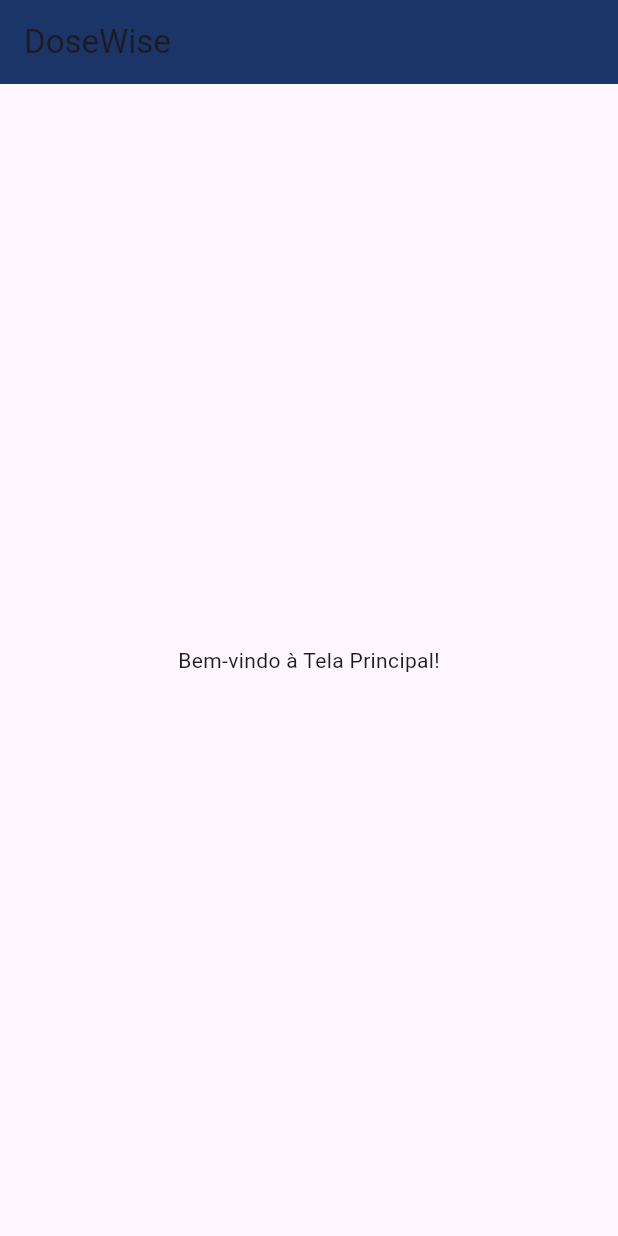
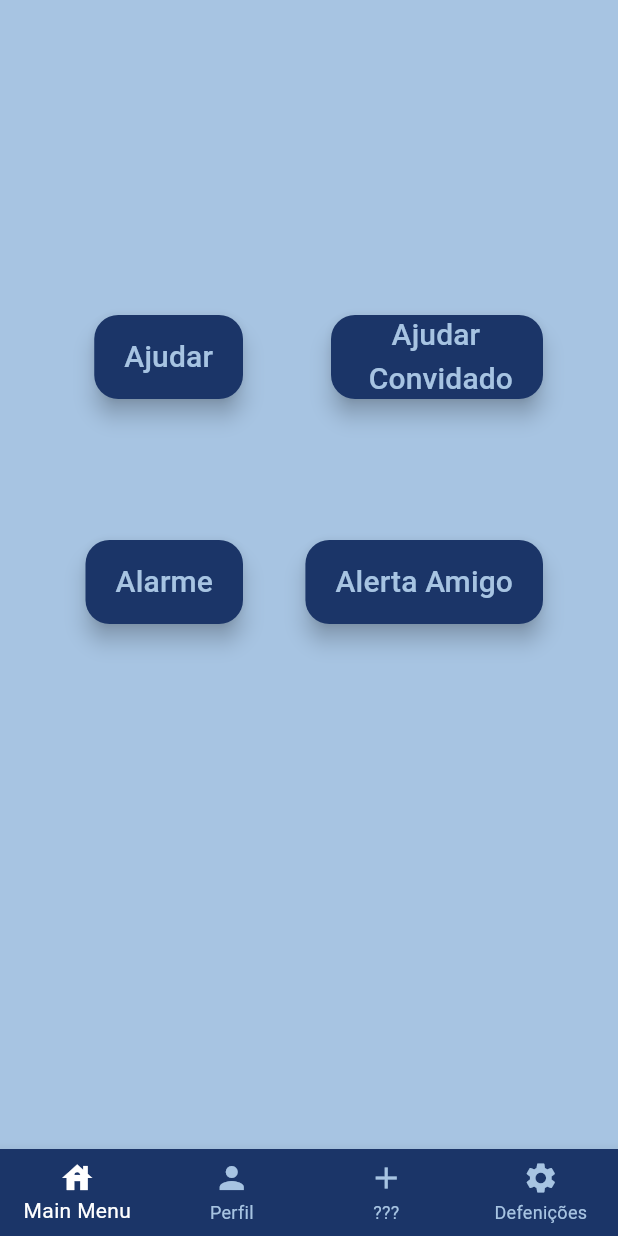
Before and after one commit to CarlosWS25/lab_projeto_final, a Flutter app: the screen it shows after launch, on a phone screen of 412 x 824 dp. Run offline on Flutter 3.47's test engine with Material 3 defaults, Android fonts, the light colour scheme and no system bars.

Commit message:
Main Menu
+ Design dos Botões para todas as funcionalidades da app (main.dart)
+ Design da Barra Inferior (main.dart)

```diff
--- a/dosewise/lib/main.dart
+++ b/dosewise/lib/main.dart
@@ -44,23 +44,24 @@ class SplashScreenState extends State<SplashScreen> {
           mainAxisAlignment: MainAxisAlignment.center,
           children: [
             Image.asset("assets/images/logo_dosewise.png",
-              width: 300,
-              height: 300,
+              width: 90,
+              height: 90,
               fit: BoxFit.contain),
-            SizedBox(height: 20),
-            const Text("DoseWise",
+            SizedBox(height: 1),
+            const Text("dosewise",
               style: TextStyle(
                 fontFamily: "Fontspring-DEMO-clarikaprogeo-md",
                 fontWeight: FontWeight.bold,
                 fontSize: 50,
+                letterSpacing: 8.0,
                 color:Color(0xFF1B3568),)
             ),
-            const Text("Overdose Control App",
+            const Text("OVERDOSE PREVENTION APP",
             style: TextStyle(
                 fontFamily: "Fontspring-DEMO-clarikaprogeo-md",
                 fontSize: 20,
                 color:Color(0xFF1B3568),)
-            )
+            ),
           ]
         )
       )
@@ -68,19 +69,150 @@ class SplashScreenState extends State<SplashScreen> {
   }
 }
 
-class HomeScreen extends StatelessWidget {
+class HomeScreen extends StatefulWidget {
   const HomeScreen({super.key});
+
+  @override
+  HomeScreenState createState() => HomeScreenState();
+}
+class HomeScreenState extends State<HomeScreen> {
+  int _selectedIndex = 0;
 
   @override
   Widget build(BuildContext context) {
     return Scaffold(
-      appBar: AppBar(
-        backgroundColor: const Color(0xFF1B3568),
-        title: const Text("DoseWise"),
+      backgroundColor:Color(0xFFA7C4E2),
+      body: Stack(
+        children:[
+//Botão Ajudar
+          Positioned(
+            bottom: 500,
+            right: 250,
+            child:FloatingActionButton.extended(
+              heroTag: "ajudar",
+
+              onPressed: () {
+                print("Botão Ajudar pressionado!");
+              },
+              backgroundColor: Color(0xFF1B3568),
+              label: Column(
+                mainAxisSize: MainAxisSize.min,
+                children: const [ Text("Ajudar",
+                  style: TextStyle(
+                  color:Color(0xFFA7C4E2),
+                  fontSize: 20,
+                  ),
+                )
+                ]
+              ),
+            ),
+          ),
+//Botão Ajudar Convidado
+          Positioned(
+            bottom: 500,
+            right: 50,
+            child:FloatingActionButton.extended(
+              heroTag: "ajudar_convidado",
+
+              onPressed: () {
+                print("Botão Ajudar Convidado pressionado!");
+              },
+              backgroundColor: Color(0xFF1B3568),
+              label: Column(
+                mainAxisSize: MainAxisSize.min,
+                children: const [ Text("    Ajudar \n Convidado",
+                  style: TextStyle(
+                  color:Color(0xFFA7C4E2),
+                  fontSize: 20,
+                  ),
+                )
+                ]
+              ),
+            ),
+          ),
+//Botão Alarme
+          Positioned(
+            bottom: 350,
+            right: 250,
+            child:FloatingActionButton.extended(
+            heroTag: "alarme",
+
+            onPressed: () {
+              print("Botão Alarme pressionado!");
+            },
+            backgroundColor: Color(0xFF1B3568),
+            label: Column(
+                mainAxisSize: MainAxisSize.min,
+                children: const [ Text("Alarme",
+                  style: TextStyle(
+                  color:Color(0xFFA7C4E2),
+                  fontSize: 20,
+                  ),
+                )
+                ]
+              ),
+            ),
+          ),
+//Botão Alerta Amigo
+          Positioned(
+            bottom: 350,
+            right: 50,
+            child:FloatingActionButton.extended(
+            heroTag: "alerta_amigo",
+            onPressed: () {
+              print("Botão Alerta Amigo pressionado!");
+            },
+            backgroundColor: Color(0xFF1B3568),
+            label: Column(
+                mainAxisSize: MainAxisSize.min,
+                children: const [ Text("Alerta Amigo",
+                  style: TextStyle(
+                  color:Color(0xFFA7C4E2),
+                  fontSize: 20,
+                  ),
+                )
+                ]
+              ),
+            ),
+          ),
+        ]
       ),
-      body: Center(
-        child: const Text("Bem-vindo à Tela Principal!"),
-      ),
+
+//Barra Inferior
+        bottomNavigationBar: BottomNavigationBar(
+        type: BottomNavigationBarType.fixed,
+        backgroundColor: Color(0xFF1B3568),
+        unselectedItemColor: Color(0xFFA7C4E2),
+        selectedItemColor: Color(0xFFFFFFFF),
+        currentIndex: _selectedIndex,
+        onTap: (index) {
+          setState(() {
+            _selectedIndex = index;
+          });
+        },
+        items: const[
+//Main Menu
+          BottomNavigationBarItem(
+            icon: Icon(Icons.house),
+            label: "Main Menu",
+          ),
+//Perfil
+          BottomNavigationBarItem(
+            icon: Icon(Icons.person),
+            label: "Perfil",
+          ),
+//???
+          BottomNavigationBarItem(
+            icon: Icon(Icons.add),
+            label: "???",
+          ),
+//Defenições
+          BottomNavigationBarItem(
+            icon: Icon(Icons.settings),
+            label: "Defenições",
+          ),
+        ],
+      )
     );
   }
 }
```
